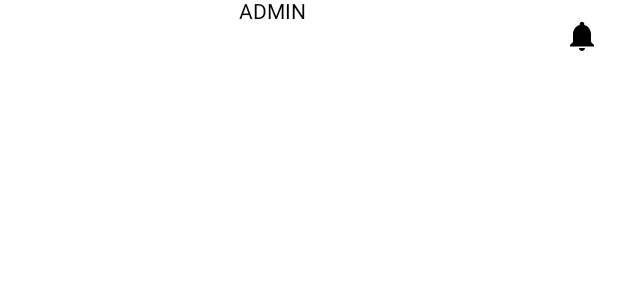
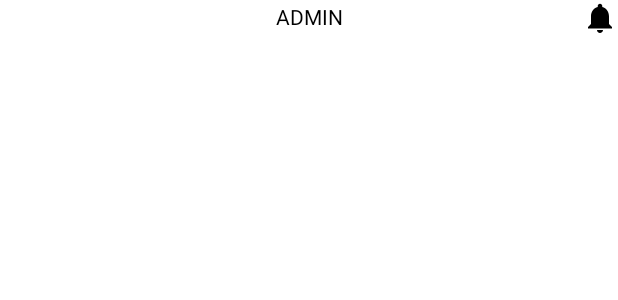
Before and after one commit to PhunnMoc/WarehouseManagement, an Android app built with Jetpack Compose: the @Preview function PreviewHeaderOfScreen, on a phone screen of 412 x 824 dp. Shown: the top 300 px of the screen. Run offline under Robolectric (Android 15) with nearby library versions, the phone set to English and light mode, and no system bars.

Commit message:
Ticket 14: Create common UI

```diff
--- a/app/src/main/java/com/example/warehousemanagement/domain/feature/ui/common/HeaderOfScreen.kt
+++ b/app/src/main/java/com/example/warehousemanagement/domain/feature/ui/common/HeaderOfScreen.kt
@@ -1,6 +1,7 @@
 package com.example.warehousemanagement.domain.feature.ui.common
 
 import androidx.compose.foundation.layout.Arrangement
+import androidx.compose.foundation.layout.Box
 import androidx.compose.foundation.layout.Row
 import androidx.compose.foundation.layout.Spacer
 import androidx.compose.foundation.layout.fillMaxWidth
@@ -11,36 +12,71 @@ import androidx.compose.material3.Icon
 import androidx.compose.material3.IconButton
 import androidx.compose.material3.Text
 import androidx.compose.runtime.Composable
+import androidx.compose.ui.Alignment
 import androidx.compose.ui.Modifier
+import androidx.compose.ui.graphics.vector.ImageVector
 import androidx.compose.ui.res.stringResource
 import androidx.compose.ui.text.style.TextAlign
+
 import androidx.compose.ui.tooling.preview.Preview
 import com.example.warehousemanagement.R
 
 @Composable
 fun HeaderOfScreen(isMainScreen: Boolean, mainTitleText: Int) {
-    Row(
+    Box(
         modifier = Modifier.fillMaxWidth(),
-        horizontalArrangement = Arrangement.SpaceBetween
+        //horizontalArrangement = Arrangement.SpaceBetween
     ) {
-        if (isMainScreen) {
-            IconButton(onClick = { /*TODO: Handle back button click*/ }) {
+        //Spacer(Modifier.weight(1f))
+        Text(
+            modifier = Modifier.fillMaxWidth()
+                .align(Alignment.Center),
+            text = stringResource(id = mainTitleText), textAlign = TextAlign.Center
+        )
+        //Spacer(Modifier.weight(1f))
+        if (!isMainScreen) {
+
+            Row(
+                modifier = Modifier.fillMaxWidth(),
+                horizontalArrangement = Arrangement.Start
+
+            )
+            {
                 Icon(Icons.Filled.ArrowBack, contentDescription = "Back")
             }
-        } else {
-            Spacer(Modifier.weight(1f))
-            Text(text = stringResource(id = mainTitleText), textAlign = TextAlign.Center)
-            Spacer(Modifier.weight(1f))
+
         }
 
-        IconButton(onClick = { /*TODO: Handle notification button click*/ }) {
-            Icon(Icons.Filled.Notifications, contentDescription = "Notifications")
+         else {
+
+            Row(
+                    modifier = Modifier.fillMaxWidth(),
+                horizontalArrangement = Arrangement.End
+
+                )
+                    {
+                        Icon(
+                            imageVector = Icons.Filled.Notifications,
+                            contentDescription = "Notifications",
+
+                        )
+                    }
+
+            }
+
+
         }
     }
+
+
+@Preview(showBackground = true)
+@Composable
+fun PreviewHeaderOfScreen() {
+    HeaderOfScreen(isMainScreen = true, mainTitleText = R.string.screen_home_admin_main_title)
 }
 
 @Preview(showBackground = true)
 @Composable
-fun PreviewHeaderOfScreen() {
+fun PreviewHeaderOfScreenMain() {
     HeaderOfScreen(isMainScreen = false, mainTitleText = R.string.screen_home_admin_main_title)
 }
```
Also changed, not shown: app/src/main/java/com/example/warehousemanagement/domain/feature/ui/common/ProductCard.kt (+16 -4 lines).
